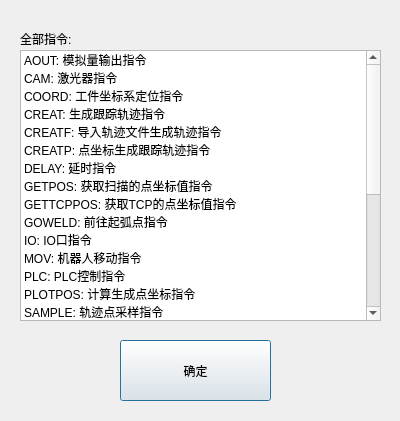
The window that othercmddlg.ui (qubo188612/qtwelding) describes before a commit, drawn with Qt 5.
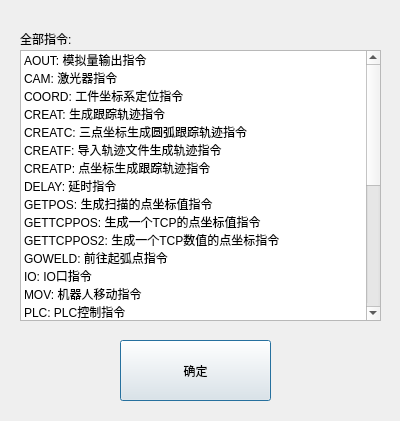
The same window after the commit.

Patch:
```diff
--- a/othercmddlg.ui
+++ b/othercmddlg.ui
@@ -71,6 +71,11 @@
      <string>CREAT: 生成跟踪轨迹指令</string>
     </property>
    </item>
+   <item>
+    <property name="text">
+     <string>CREATC: 三点坐标生成圆弧跟踪轨迹指令</string>
+    </property>
+   </item>
    <item>
     <property name="text">
      <string>CREATF: 导入轨迹文件生成轨迹指令</string>
@@ -88,12 +93,17 @@
    </item>
    <item>
     <property name="text">
-     <string>GETPOS: 获取扫描的点坐标值指令</string>
+     <string>GETPOS: 生成扫描的点坐标值指令</string>
     </property>
    </item>
    <item>
     <property name="text">
-     <string>GETTCPPOS: 获取TCP的点坐标值指令</string>
+     <string>GETTCPPOS: 生成一个TCP的点坐标值指令</string>
+    </property>
+   </item>
+   <item>
+    <property name="text">
+     <string>GETTCPPOS2: 生成一个TCP数值的点坐标指令</string>
     </property>
    </item>
    <item>
```
